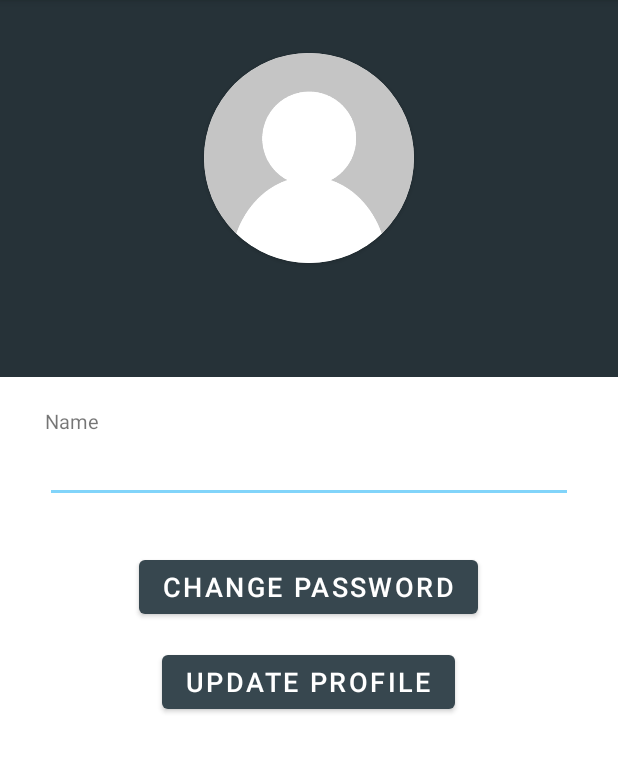
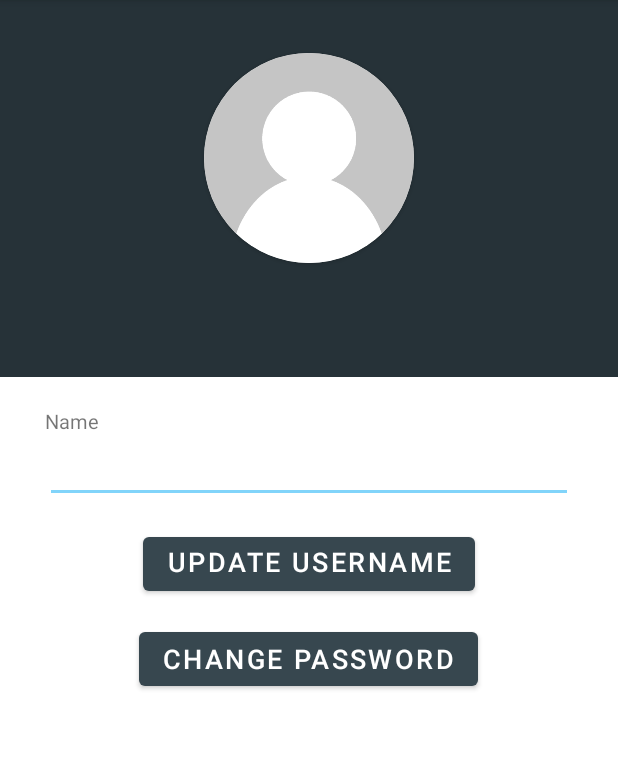
Before and after one commit to ptp28/MarkerGo, an Android app: the EditUserProfileActivity screen opened directly, with no data from a screen before it, on a phone screen of 412 x 824 dp, the part 84-857 px from its top. Run offline under Robolectric (Android 15) with nearby library versions, the phone set to English and light mode, and no system bars; our stand-ins replace Firebase (no records; nobody signed in at launch, a user with empty details on screens opened directly); libraries missing offline, so code that uses them is left out: com.facebook; 2 statements that could not run were skipped.

Commit message:
some refactoring

```diff
--- a/MarkerGo/app/src/main/java/edu/northeastern/markergo/LoginActivity.java
+++ b/MarkerGo/app/src/main/java/edu/northeastern/markergo/LoginActivity.java
@@ -129,7 +129,7 @@ public class LoginActivity extends AppCompatActivity {
                         startActivity(intent);
                         super.finish();
                     } else {
-                        displayToast("Authentication failed");
+                        displayToast("Authentication failed. Please check if your email or password is correct");
                     }
                 });
     }
--- a/MarkerGo/app/src/main/java/edu/northeastern/markergo/UserProfileActivity.java
+++ b/MarkerGo/app/src/main/java/edu/northeastern/markergo/UserProfileActivity.java
@@ -123,10 +123,6 @@ public class UserProfileActivity extends AppCompatActivity {
         String photoUrl = String.valueOf(user.getPhotoUrl());
         setUserDP(photoUrl);
 
-        // setting recycler view for check in history
-
-
-
     }
 
     void setPlacesVisitedText(String placeID, String count) {
--- a/MarkerGo/app/src/main/res/layout/activity_edit_user_profile.xml
+++ b/MarkerGo/app/src/main/res/layout/activity_edit_user_profile.xml
@@ -4,6 +4,7 @@
     xmlns:tools="http://schemas.android.com/tools"
     android:layout_width="match_parent"
     android:layout_height="match_parent"
+    android:gravity="end"
     android:orientation="vertical"
     android:visibility="visible">
 
@@ -27,10 +28,10 @@
                 app:cardCornerRadius="100dp">
 
                 <ImageView
-                    android:onClick="updateUserDP"
                     android:id="@+id/userDP"
                     android:layout_width="match_parent"
                     android:layout_height="match_parent"
+                    android:onClick="updateUserDP"
                     android:src="@drawable/default_user" />
 
             </androidx.cardview.widget.CardView>
@@ -41,7 +42,7 @@
 
     <LinearLayout
         android:layout_width="match_parent"
-        android:layout_height="wrap_content"
+        android:layout_height="match_parent"
         android:layout_centerInParent="true"
         android:layout_marginLeft="30dp"
         android:layout_marginTop="20dp"
@@ -65,8 +66,8 @@
                 android:layout_width="match_parent"
                 android:layout_height="wrap_content"
                 android:fontFamily="sans-serif-light"
+                android:lines="1"
                 android:maxLines="1"
-                android:lines="1"
                 android:singleLine="true"
                 android:textSize="18sp" />
 
@@ -77,30 +78,28 @@
 
         </LinearLayout>
 
+        <Button
+            android:id="@+id/updateProfileBtn"
+            android:layout_width="wrap_content"
+            android:layout_height="wrap_content"
+            android:layout_gravity="center_horizontal"
+            android:layout_marginTop="0dp"
+            android:gravity="end"
+            android:onClick="updateUserProfile"
+            android:text="Update Username"
+            android:textSize="18dp" />
 
         <Button
-            android:onClick="showChangePasswordDialog"
             android:id="@+id/changePasswordBtn"
             android:layout_width="wrap_content"
             android:layout_height="wrap_content"
             android:layout_gravity="center_horizontal"
-            android:layout_marginTop="15dp"
+            android:layout_margin="15dp"
+            android:onClick="showChangePasswordDialog"
             android:text="Change Password"
             android:textSize="18dp" />
-
 
     </LinearLayout>
 
 
-    <Button
-        android:onClick="updateUserProfile"
-        android:id="@+id/updateProfileBtn"
-        android:layout_width="wrap_content"
-        android:layout_height="wrap_content"
-        android:layout_gravity="center_horizontal"
-        android:layout_marginTop="15dp"
-        android:text="Update Profile"
-        android:textSize="18dp"/>
-
-
 </LinearLayout>
```
Also changed, not shown: 1 other file.
